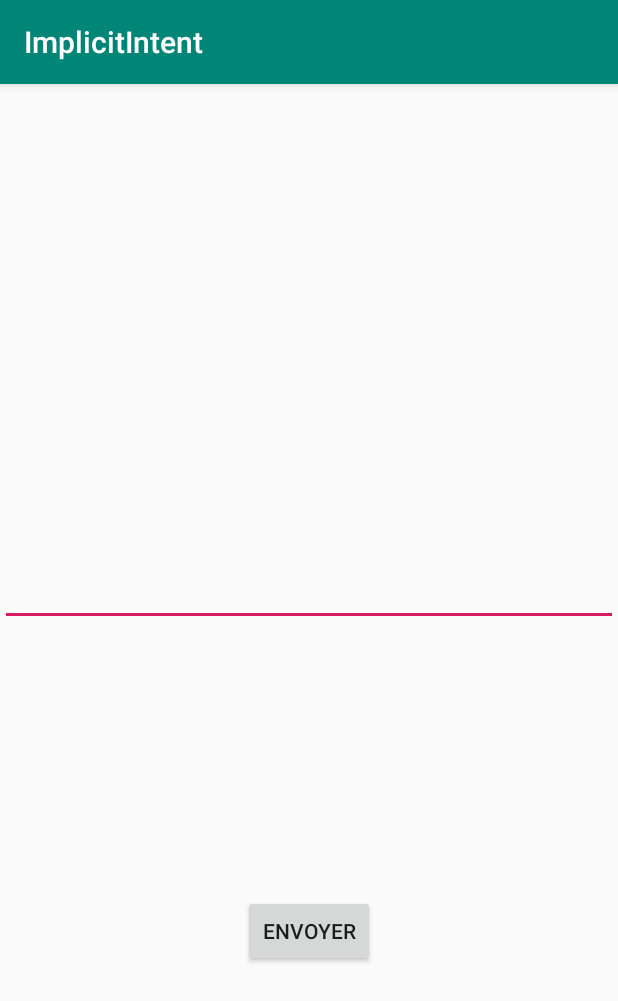
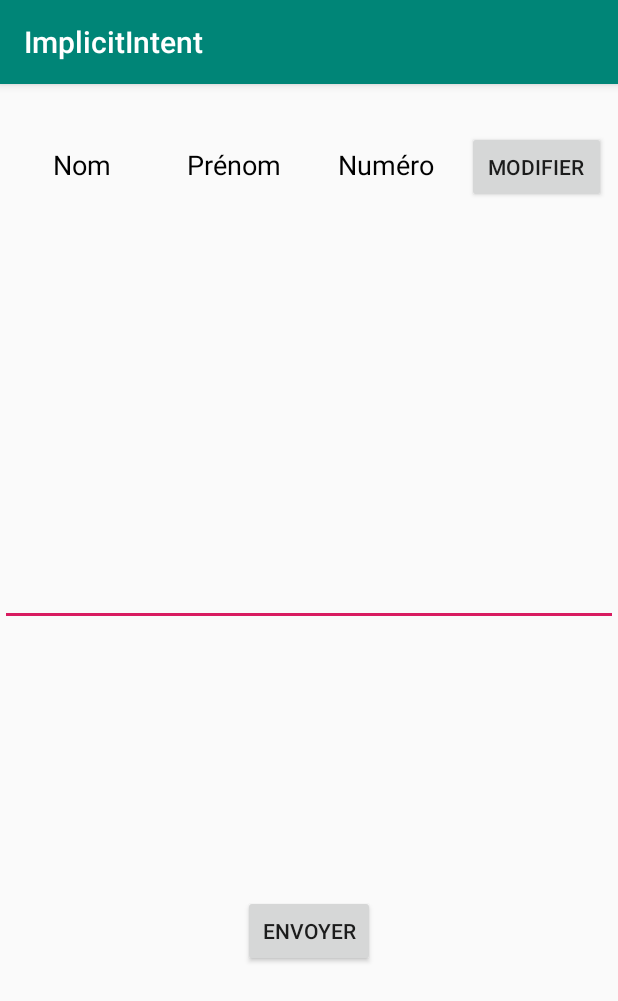
Before and after one commit to erwancado/Prog_Mobile_S4, an Android app: the screen it shows after launch (MainActivity), on a phone screen of 412 x 824 dp. Shown: the top 1001 px of the screen. Run offline under Robolectric (Android 15) with nearby library versions, the phone set to English and light mode, and no system bars.

Commit message:
intentions explicites v2 (attention je me suis trompé dans le nom du projet en mettant implicit au lieu de explicit)

```diff
--- a/ImplicitIntent/app/src/main/AndroidManifest.xml
+++ b/ImplicitIntent/app/src/main/AndroidManifest.xml
@@ -9,7 +9,8 @@
         android:roundIcon="@mipmap/ic_launcher_round"
         android:supportsRtl="true"
         android:theme="@style/AppTheme">
-        <activity android:name=".Receiver"></activity>
+        <activity android:name=".IdModifier"></activity>
+        <activity android:name=".Receiver" />
         <activity android:name=".MainActivity">
             <intent-filter>
                 <action android:name="android.intent.action.MAIN" />
--- a/ImplicitIntent/app/src/main/java/com/ecado/implicitintent/MainActivity.java
+++ b/ImplicitIntent/app/src/main/java/com/ecado/implicitintent/MainActivity.java
@@ -15,14 +15,51 @@ public class MainActivity extends AppCompatActivity{
         super.onCreate(savedInstanceState);
         setContentView(R.layout.activity_main);
         Button send=findViewById(R.id.Send);
-        final Intent intention = new Intent(this,Receiver.class);
+        Button modifyId=findViewById(R.id.modifyID);
+        final Intent messageIntent = new Intent(this,Receiver.class);
+        final Intent IdModifierIntent = new Intent(this,IdModifier.class);
+        IdModifierIntent.putExtra("com.ecado.name",((TextView) findViewById(R.id.name)).getText().toString());
+        IdModifierIntent.putExtra("com.ecado.surname",((TextView) findViewById(R.id.surname)).getText().toString());
+        IdModifierIntent.putExtra("com.ecado.number",((TextView) findViewById(R.id.number)).getText().toString());
         send.setOnClickListener(new View.OnClickListener() {
             @Override
             public void onClick(View v) {
                 String message= String.valueOf(((EditText) findViewById(R.id.Message)).getText());
-                intention.putExtra("com.ecado.message",message);
-                startActivity(intention);
+                messageIntent.putExtra("com.ecado.message",message);
+                startActivity(messageIntent);
 
+            }
+        });
+        modifyId.setOnClickListener(new View.OnClickListener() {
+            @Override
+            public void onClick(View v) {
+                startActivity(IdModifierIntent);
+            }
+        });
+
+    }
+
+    @Override
+    protected void onStart() {
+        super.onStart();
+        Intent modificationIntent = getIntent();
+        Button modifyId=findViewById(R.id.modifyID);
+        final Intent IdModifierIntent = new Intent(this,IdModifier.class);
+        if(modificationIntent.hasExtra("com.ecado.inputName")) {
+            String name = modificationIntent.getStringExtra("com.ecado.inputName");
+            String surname = modificationIntent.getStringExtra("com.ecado.inputSurname");
+            String number = modificationIntent.getStringExtra("com.ecado.inputNumber");
+            ((TextView) findViewById(R.id.name)).setText(name);
+            ((TextView) findViewById(R.id.surname)).setText(surname);
+            ((TextView) findViewById(R.id.number)).setText(number);
+            IdModifierIntent.putExtra("com.ecado.name",name);
+            IdModifierIntent.putExtra("com.ecado.surname",surname);
+            IdModifierIntent.putExtra("com.ecado.number",number);
+        }
+        modifyId.setOnClickListener(new View.OnClickListener() {
+            @Override
+            public void onClick(View v) {
+                startActivity(IdModifierIntent);
             }
         });
     }
--- a/ImplicitIntent/app/src/main/java/com/ecado/implicitintent/Receiver.java
+++ b/ImplicitIntent/app/src/main/java/com/ecado/implicitintent/Receiver.java
@@ -13,8 +13,8 @@ public class Receiver extends AppCompatActivity {
     protected void onCreate(Bundle savedInstanceState) {
         super.onCreate(savedInstanceState);
         setContentView(R.layout.activity_receiver);
-        Intent intention = getIntent();
-        String message=intention.getStringExtra("com.ecado.message");
+        Intent messageIntent = getIntent();
+        String message=messageIntent.getStringExtra("com.ecado.message");
         ((TextView) findViewById(R.id.displayMessage)).setText(message);
         final Intent backIntent = new Intent(this,MainActivity.class);
         Button back = findViewById(R.id.back);
--- a/ImplicitIntent/app/src/main/res/layout/activity_main.xml
+++ b/ImplicitIntent/app/src/main/res/layout/activity_main.xml
@@ -21,7 +21,7 @@
         app:layout_constraintHorizontal_bias="1.0"
         app:layout_constraintStart_toStartOf="parent"
         app:layout_constraintTop_toTopOf="parent"
-        app:layout_constraintVertical_bias="0.0" />
+        app:layout_constraintVertical_bias="0.0" tools:targetApi="o" />
 
     <Button
         android:id="@+id/Send"
@@ -33,4 +33,56 @@
         app:layout_constraintHorizontal_bias="0.5"
         app:layout_constraintStart_toStartOf="parent"
         app:layout_constraintTop_toBottomOf="@+id/Message" />
+
+    <TextView
+        android:id="@+id/name"
+        android:layout_width="0dp"
+        android:layout_height="wrap_content"
+        android:layout_marginStart="8dp"
+        android:layout_marginEnd="8dp"
+        android:text="@string/nom"
+        android:textAlignment="center"
+        android:textColor="@android:color/black"
+        android:textSize="18sp"
+        app:layout_constraintBaseline_toBaselineOf="@+id/surname"
+        app:layout_constraintEnd_toStartOf="@+id/surname"
+        app:layout_constraintStart_toStartOf="parent" />
+
+    <TextView
+        android:id="@+id/surname"
+        android:layout_width="0dp"
+        android:layout_height="wrap_content"
+        android:layout_marginTop="41dp"
+        android:layout_marginEnd="8dp"
+        android:text="@string/pr_nom"
+        android:textAlignment="center"
+        android:textColor="@android:color/black"
+        android:textSize="18sp"
+        app:layout_constraintEnd_toStartOf="@+id/number"
+        app:layout_constraintStart_toEndOf="@+id/name"
+        app:layout_constraintTop_toTopOf="parent" />
+
+    <TextView
+        android:id="@+id/number"
+        android:layout_width="0dp"
+        android:layout_height="wrap_content"
+        android:layout_marginEnd="8dp"
+        android:text="@string/num_ro"
+        android:textAlignment="center"
+        android:textColor="@android:color/black"
+        android:textSize="18sp"
+        app:layout_constraintBaseline_toBaselineOf="@+id/surname"
+        app:layout_constraintEnd_toStartOf="@+id/modifyID"
+        app:layout_constraintStart_toEndOf="@+id/surname" />
+
+    <Button
+        android:id="@+id/modifyID"
+        android:layout_width="0dp"
+        android:layout_height="wrap_content"
+        android:layout_marginEnd="8dp"
+        android:text="@string/modifier"
+        app:layout_constraintBaseline_toBaselineOf="@+id/number"
+        app:layout_constraintEnd_toEndOf="parent"
+        app:layout_constraintStart_toEndOf="@+id/number" />
+
 </android.support.constraint.ConstraintLayout>
--- a/ImplicitIntent/app/src/main/res/values/strings.xml
+++ b/ImplicitIntent/app/src/main/res/values/strings.xml
@@ -3,4 +3,10 @@
     <string name="en_attente">En attente</string>
     <string name="envoyer">Envoyer</string>
     <string name="retour">Retour</string>
+    <string name="nom">Nom</string>
+    <string name="pr_nom">Prénom</string>
+    <string name="num_ro">Numéro</string>
+    <string name="modifier">Modifier</string>
+    <string name="valider">Valider</string>
+    <string name="annuler">Annuler</string>
 </resources>
```
Also changed, not shown: ImplicitIntent/app/src/main/java/com/ecado/implicitintent/IdModifier.java (added, +49 -0 lines), ImplicitIntent/app/src/main/res/layout/activity_id_modifier.xml (added, +78 -0 lines).
